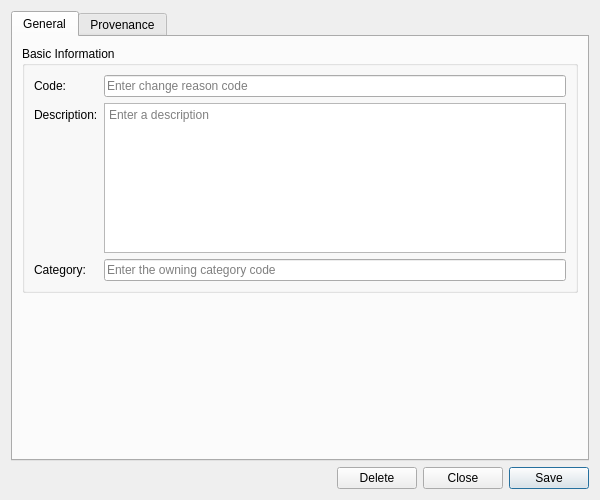
First picture: the form in projects/ores.qt/dq/ui/ChangeReasonDetailDialog.ui, repository OreStudio/OreStudio, before the edit.
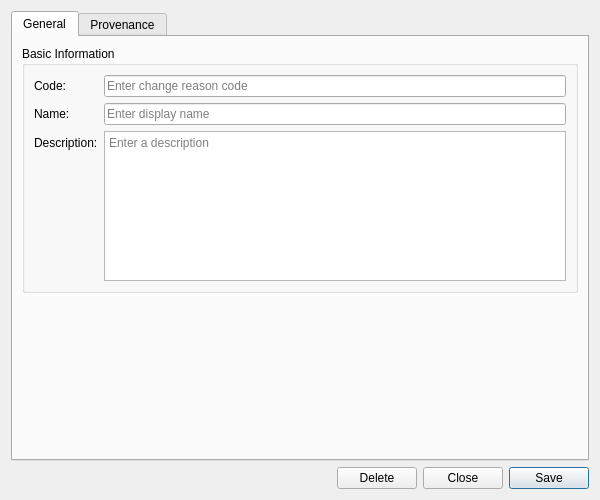
Second picture: the form after the edit. Custom widgets are drawn as their Qt base class.

The edit to the form file:
```diff
--- a/projects/ores.qt/dq/ui/ChangeReasonDetailDialog.ui
+++ b/projects/ores.qt/dq/ui/ChangeReasonDetailDialog.ui
@@ -56,13 +56,27 @@
            </widget>
           </item>
           <item row="1" column="0">
+           <widget class="QLabel" name="labelName">
+            <property name="text">
+             <string>Name:</string>
+            </property>
+           </widget>
+          </item>
+          <item row="1" column="1">
+           <widget class="QLineEdit" name="nameEdit">
+            <property name="placeholderText">
+             <string>Enter display name</string>
+            </property>
+           </widget>
+          </item>
+          <item row="2" column="0">
            <widget class="QLabel" name="labelDescription">
             <property name="text">
              <string>Description:</string>
             </property>
            </widget>
           </item>
-          <item row="1" column="1">
+          <item row="2" column="1">
            <widget class="QPlainTextEdit" name="descriptionEdit">
             <property name="minimumSize">
              <size>
@@ -81,20 +95,6 @@
             </property>
            </widget>
           </item>
-          <item row="2" column="0">
-           <widget class="QLabel" name="labelCategoryCode">
-            <property name="text">
-             <string>Category:</string>
-            </property>
-           </widget>
-          </item>
-          <item row="2" column="1">
-           <widget class="QLineEdit" name="categoryCodeEdit">
-            <property name="placeholderText">
-             <string>Enter the owning category code</string>
-            </property>
-           </widget>
-          </item>
          </layout>
         </widget>
        </item>
```
